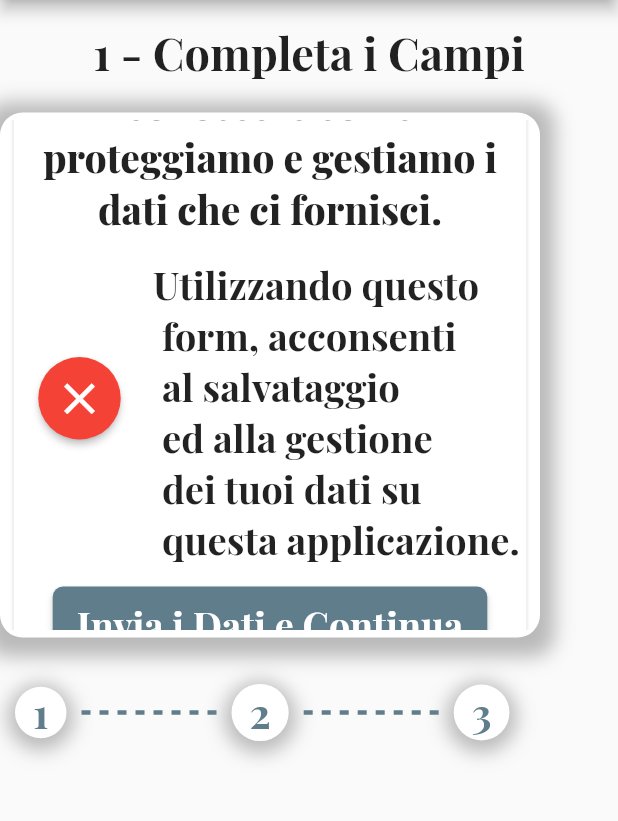
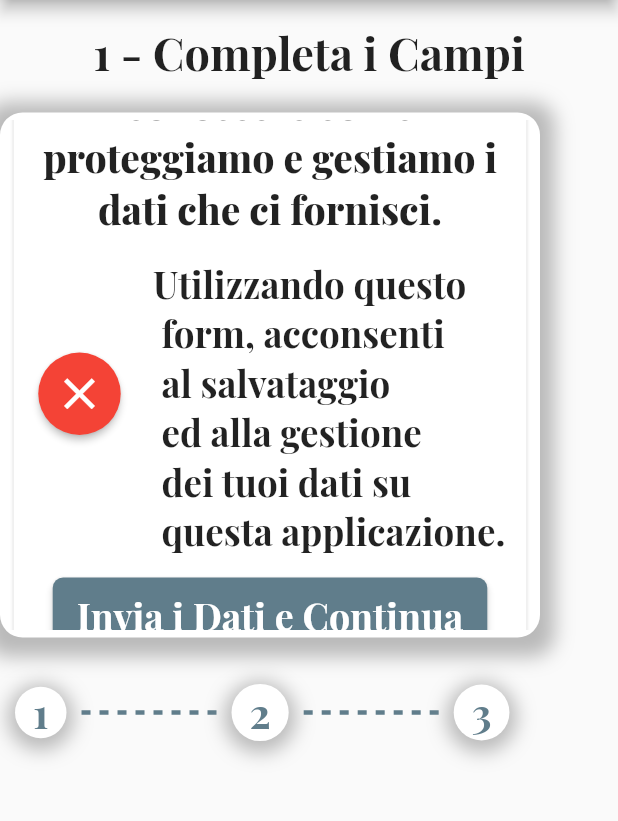
Before and after one commit to Progxy/fdmApp, a Flutter app: the Iscrizione screen opened by its route, scrolled down 1728 dp, on a phone screen of 412 x 824 dp, the part 84-905 px from its top. Run offline on Flutter 3.47's test engine with Material 2 defaults, Android fonts, the phone set to English and light mode, and no system bars; drawn by our look-alikes of dotted_line; our stand-ins replace bordered_text, carousel_slider, cloud_firestore, connectivity, datetime_picker_formfield, firebase_auth and 7 more; missing offline and left inert: mailer2, stripe_payment; accounts and stored records are empty; project files that could hold a hidden picture were left out.

Commit message:
fix in app

```diff
--- a/lib/screens/iscrizione.dart
+++ b/lib/screens/iscrizione.dart
@@ -860,7 +860,7 @@ class _IscrizioneState extends State<Iscrizione> {
                                   Text(
                                     "Utilizzando questo\n form, acconsenti\n al salvataggio\n ed alla gestione\n dei tuoi dati su\n questa applicazione.",
                                     style: TextStyle(
-                                      fontSize: 25.5,
+                                      fontSize: 24.5,
                                       fontWeight: FontWeight.w700,
                                       color: Colors.black87,
                                     ),
```
Also changed, not shown: lib/screens/feedback.dart (+7 -5 lines).
